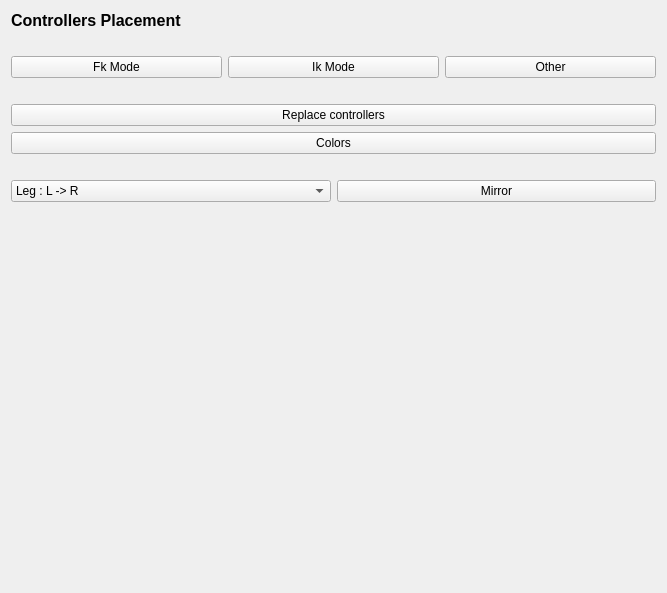
Old version of the form forms/PageControllerPlacement.ui in the repository ThomasEscalle/WombatAutoRig.
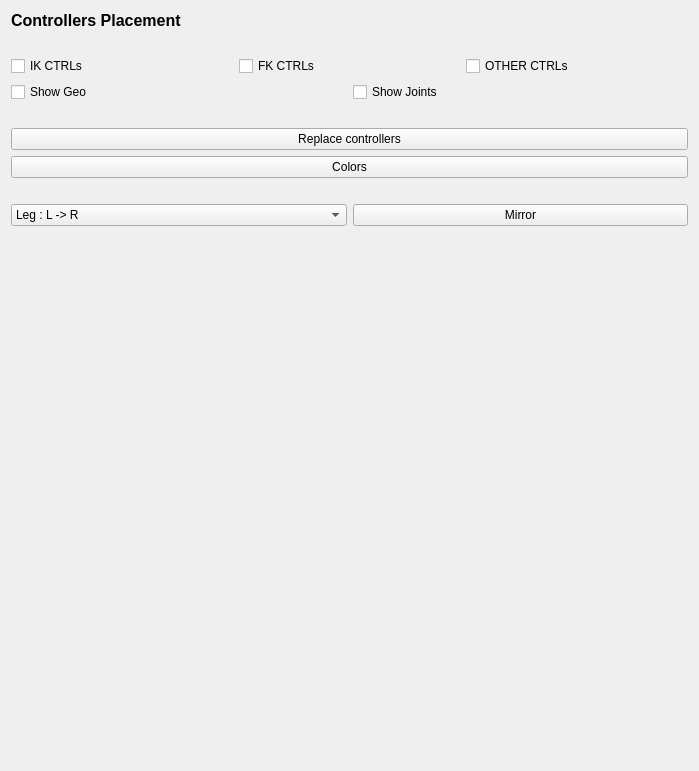
New version of the form.

Patch:
```diff
--- a/forms/PageControllerPlacement.ui
+++ b/forms/PageControllerPlacement.ui
@@ -6,8 +6,8 @@
    <rect>
     <x>0</x>
     <y>0</y>
-    <width>667</width>
-    <height>593</height>
+    <width>699</width>
+    <height>771</height>
    </rect>
   </property>
   <property name="windowTitle">
@@ -37,23 +37,41 @@
    <item>
     <layout class="QHBoxLayout" name="horizontalLayout">
      <item>
-      <widget class="QPushButton" name="btnFkMode">
+      <widget class="QCheckBox" name="cb_IkCTRLS">
        <property name="text">
-        <string>Fk Mode</string>
+        <string>IK CTRLs</string>
        </property>
       </widget>
      </item>
      <item>
-      <widget class="QPushButton" name="btnIkMode">
+      <widget class="QCheckBox" name="cb_fkCTRLS">
        <property name="text">
-        <string>Ik Mode</string>
+        <string>FK CTRLs</string>
        </property>
       </widget>
      </item>
      <item>
-      <widget class="QPushButton" name="btnOther">
+      <widget class="QCheckBox" name="cb_otherCTRLS">
        <property name="text">
-        <string>Other</string>
+        <string>OTHER CTRLs</string>
+       </property>
+      </widget>
+     </item>
+    </layout>
+   </item>
+   <item>
+    <layout class="QHBoxLayout" name="horizontalLayout_3">
+     <item>
+      <widget class="QCheckBox" name="cb_ShowGeo">
+       <property name="text">
+        <string>Show Geo</string>
+       </property>
+      </widget>
+     </item>
+     <item>
+      <widget class="QCheckBox" name="cb_ShowJoints">
+       <property name="text">
+        <string>Show Joints</string>
        </property>
       </widget>
      </item>
```
